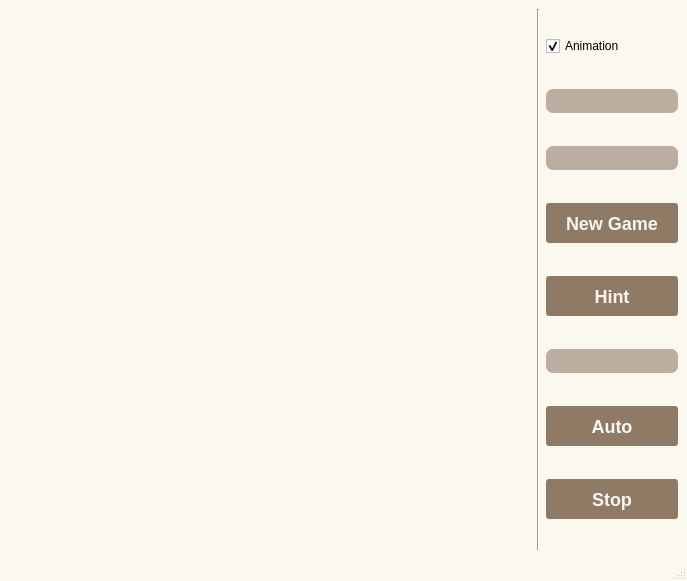
Above: 2048/window2048.ui from w43322/q2048Klotski before the change. Below: the same form after it.
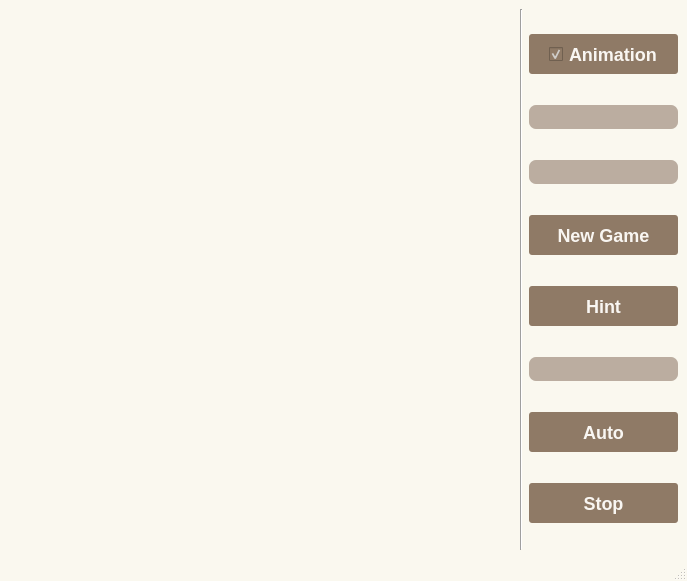
That is the form after the change.

```diff
--- a/2048/window2048.ui
+++ b/2048/window2048.ui
@@ -37,6 +37,7 @@
     padding-right: 20px;
 }
 
+QCheckBox,
 QPushButton#pushButtonHint, QPushButton#pushButtonAuto, 
 QPushButton#pushButtonStop, QPushButton#pushButtonNewGame
 {
```
